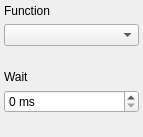
Qt form modules/dmm/core/dmmform.ui (northriv/KAME) before a commit.
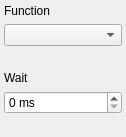
The same form after that commit.

The edit to the form file:
```diff
--- a/modules/dmm/core/dmmform.ui
+++ b/modules/dmm/core/dmmform.ui
@@ -9,7 +9,7 @@
    <rect>
     <x>0</x>
     <y>0</y>
-    <width>143</width>
+    <width>126</width>
     <height>137</height>
    </rect>
   </property>
@@ -30,6 +30,22 @@
     <property name="bottomMargin">
      <number>4</number>
     </property>
+    <item row="3" column="1">
+     <spacer name="spacer3">
+      <property name="orientation">
+       <enum>Qt::Vertical</enum>
+      </property>
+      <property name="sizeType">
+       <enum>QSizePolicy::Expanding</enum>
+      </property>
+      <property name="sizeHint" stdset="0">
+       <size>
+        <width>49</width>
+        <height>0</height>
+       </size>
+      </property>
+     </spacer>
+    </item>
     <item row="0" column="0" colspan="2">
      <layout class="QVBoxLayout">
       <item>
@@ -47,22 +63,6 @@
       </item>
      </layout>
     </item>
-    <item row="1" column="0">
-     <spacer name="spacer2">
-      <property name="orientation">
-       <enum>Qt::Vertical</enum>
-      </property>
-      <property name="sizeType">
-       <enum>QSizePolicy::Expanding</enum>
-      </property>
-      <property name="sizeHint" stdset="0">
-       <size>
-        <width>20</width>
-        <height>16</height>
-       </size>
-      </property>
-     </spacer>
-    </item>
     <item row="2" column="0" colspan="2">
      <layout class="QVBoxLayout">
       <item>
@@ -77,6 +77,12 @@
       </item>
       <item>
        <widget class="QSpinBox" name="m_numWait">
+        <property name="sizePolicy">
+         <sizepolicy hsizetype="Preferred" vsizetype="Fixed">
+          <horstretch>0</horstretch>
+          <verstretch>0</verstretch>
+         </sizepolicy>
+        </property>
         <property name="suffix">
          <string> ms</string>
         </property>
@@ -87,8 +93,8 @@
       </item>
      </layout>
     </item>
-    <item row="3" column="1">
-     <spacer name="spacer3">
+    <item row="1" column="0">
+     <spacer name="spacer2">
       <property name="orientation">
        <enum>Qt::Vertical</enum>
       </property>
@@ -97,8 +103,8 @@
       </property>
       <property name="sizeHint" stdset="0">
        <size>
-        <width>20</width>
-        <height>20</height>
+        <width>49</width>
+        <height>1</height>
        </size>
       </property>
      </spacer>
```
